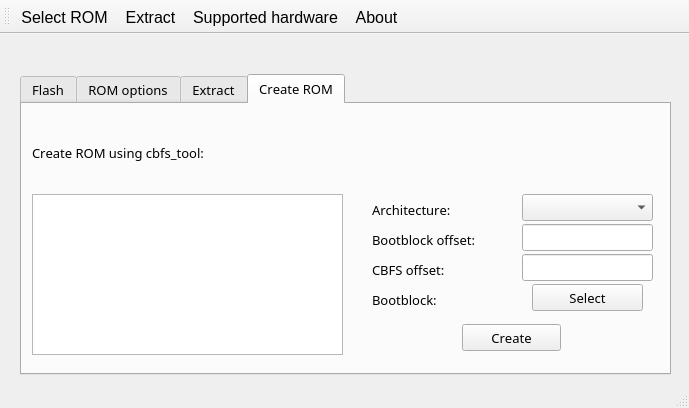
First picture: the form in mainwindow.ui, repository lukaszdmitrowski/coreboot_flashtool, before the edit.
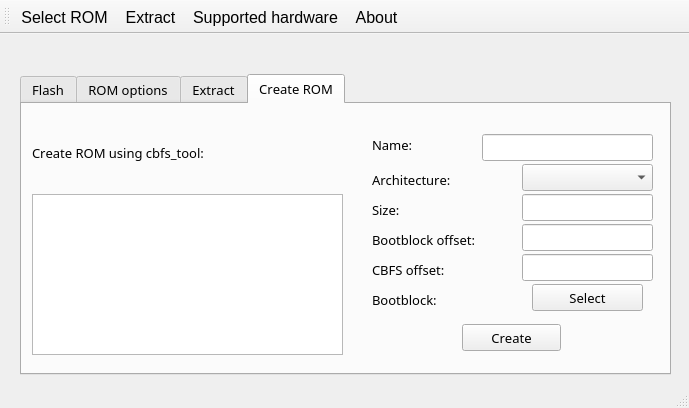
Second picture: the form after the edit. Icons and pictures are not drawn.

What changed in the file:
```diff
--- a/mainwindow.ui
+++ b/mainwindow.ui
@@ -453,7 +453,7 @@
       <property name="geometry">
        <rect>
         <x>350</x>
-        <y>90</y>
+        <y>60</y>
         <width>101</width>
         <height>31</height>
        </rect>
@@ -538,7 +538,7 @@
       <property name="geometry">
        <rect>
         <x>500</x>
-        <y>90</y>
+        <y>60</y>
         <width>131</width>
         <height>27</height>
        </rect>
@@ -609,6 +609,52 @@
        <string/>
       </property>
      </widget>
+     <widget class="QLabel" name="label_2">
+      <property name="geometry">
+       <rect>
+        <x>350</x>
+        <y>30</y>
+        <width>68</width>
+        <height>21</height>
+       </rect>
+      </property>
+      <property name="text">
+       <string>Name: </string>
+      </property>
+     </widget>
+     <widget class="QLineEdit" name="edit_cbfs_name">
+      <property name="geometry">
+       <rect>
+        <x>460</x>
+        <y>30</y>
+        <width>171</width>
+        <height>27</height>
+       </rect>
+      </property>
+     </widget>
+     <widget class="QLabel" name="l_size">
+      <property name="geometry">
+       <rect>
+        <x>350</x>
+        <y>90</y>
+        <width>101</width>
+        <height>31</height>
+       </rect>
+      </property>
+      <property name="text">
+       <string>Size:</string>
+      </property>
+     </widget>
+     <widget class="QLineEdit" name="edit_size">
+      <property name="geometry">
+       <rect>
+        <x>500</x>
+        <y>90</y>
+        <width>131</width>
+        <height>27</height>
+       </rect>
+      </property>
+     </widget>
     </widget>
    </widget>
   </widget>
```
Left out of the diff: 4 changed lines with no effect on the pictures.
